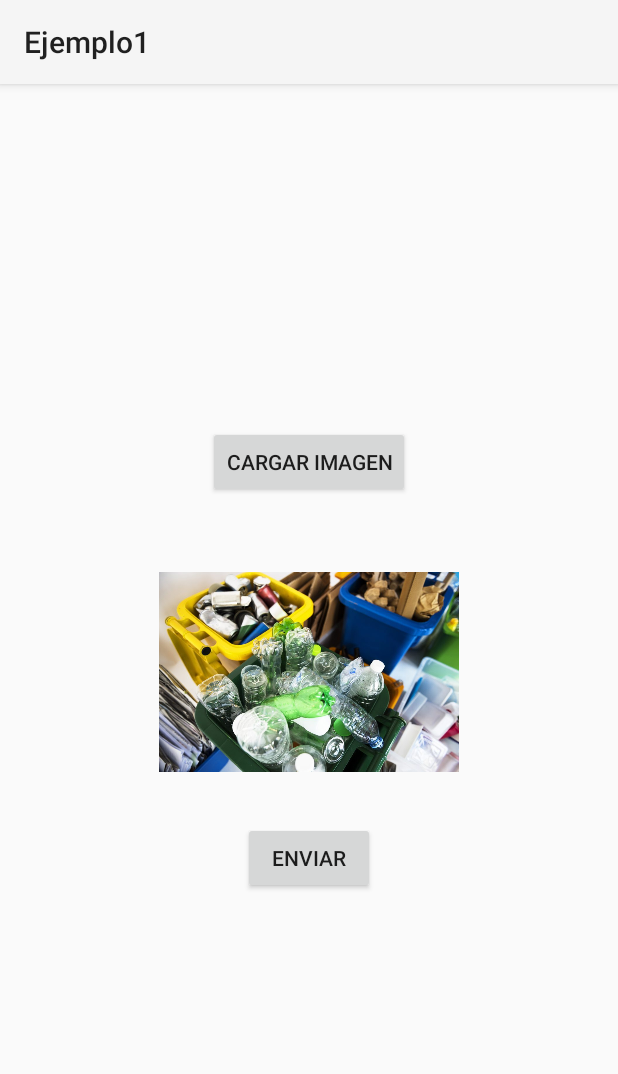
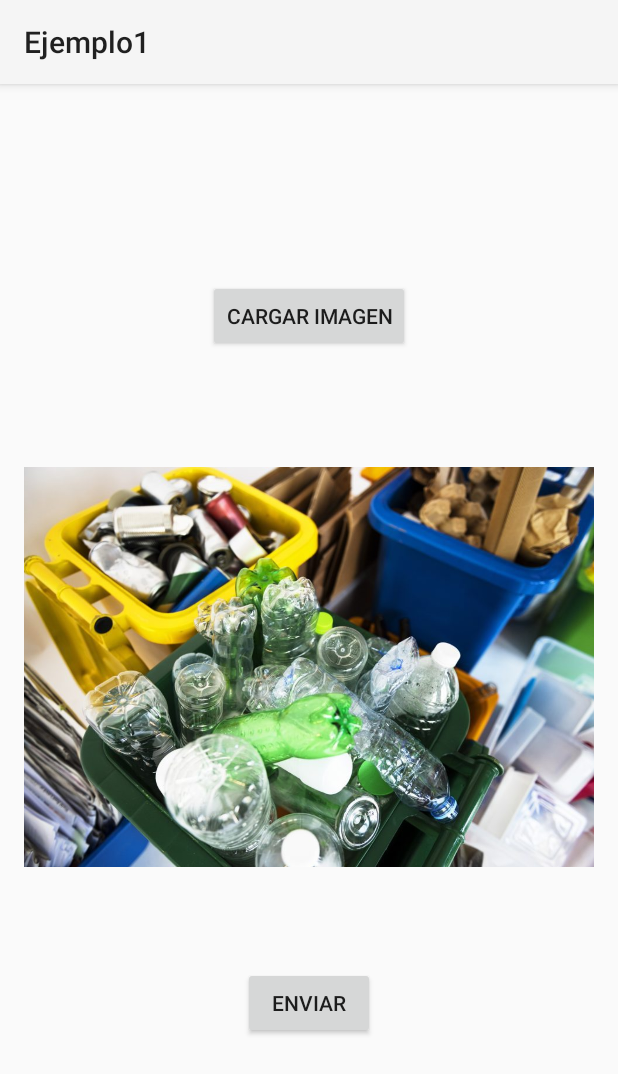
Before and after one commit to Daniel33god/ProEcoEnlaceApp, an Android app: the tomarFoto screen opened directly, with no data from a screen before it, after a tap on "CARGAR IMAGEN", on a phone screen of 412 x 824 dp. Shown: the top 1074 px of the screen. Run offline under Robolectric (Android 15) with nearby library versions, the phone set to English and light mode, and no system bars.

Commit message:
Prueba de modificacion 5

```diff
--- a/app/src/main/res/layout/activity_tomar_foto.xml
+++ b/app/src/main/res/layout/activity_tomar_foto.xml
@@ -26,9 +26,9 @@
 
         <ImageView
             android:id="@+id/imageView"
-            android:layout_width="200dp"
-            android:layout_height="200dp"
-            android:layout_marginTop="16dp"
+            android:layout_width="400dp"
+            android:layout_height="400dp"
+            android:layout_marginTop="10dp"
             android:visibility="gone" />
 
         <Button
```
